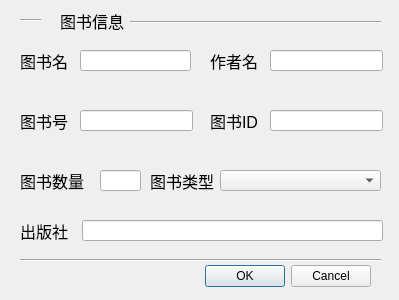
Above: LibraryManager/bookinformationmanagermodifydialog.ui from Guodanding/713topteam_LibraryManagerSystem before the change. Below: the same form after it.
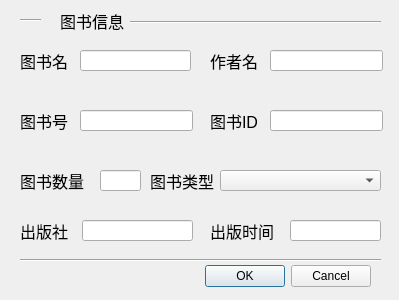
That is the form after the change.

```diff
--- a/LibraryManager/bookinformationmanagermodifydialog.ui
+++ b/LibraryManager/bookinformationmanagermodifydialog.ui
@@ -118,7 +118,7 @@
     <rect>
      <x>82</x>
      <y>220</y>
-     <width>301</width>
+     <width>111</width>
      <height>21</height>
     </rect>
    </property>
@@ -282,6 +282,34 @@
     <string>出版社</string>
    </property>
   </widget>
+  <widget class="QLineEdit" name="PublishTimelineEdit">
+   <property name="geometry">
+    <rect>
+     <x>290</x>
+     <y>220</y>
+     <width>91</width>
+     <height>21</height>
+    </rect>
+   </property>
+  </widget>
+  <widget class="QLabel" name="label_9">
+   <property name="geometry">
+    <rect>
+     <x>210</x>
+     <y>220</y>
+     <width>81</width>
+     <height>21</height>
+    </rect>
+   </property>
+   <property name="font">
+    <font>
+     <pointsize>12</pointsize>
+    </font>
+   </property>
+   <property name="text">
+    <string>出版时间</string>
+   </property>
+  </widget>
  </widget>
  <resources/>
  <connections>
```
